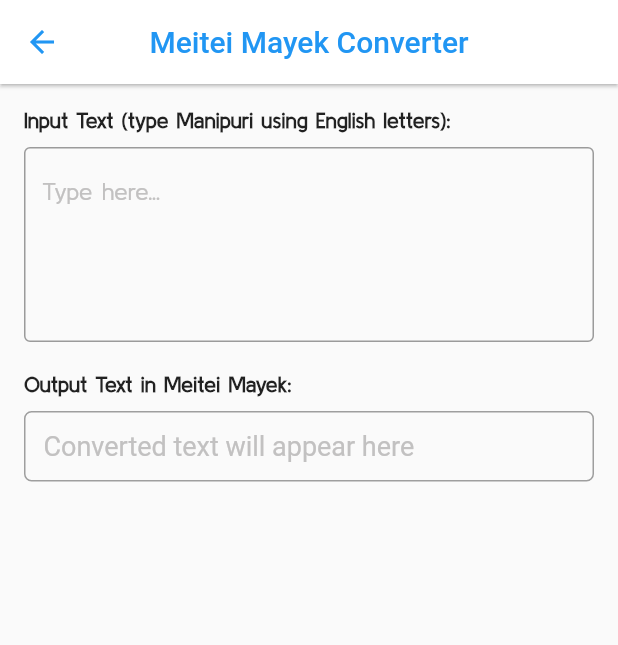
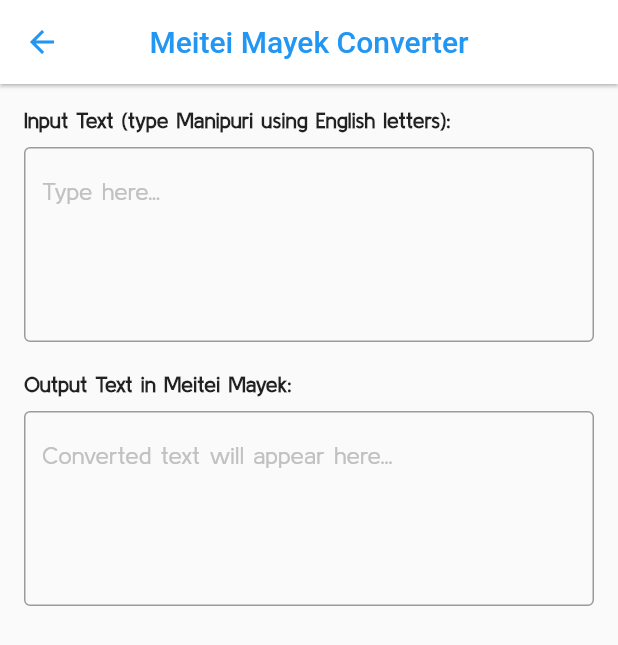
Before and after one commit to SarangAmarjit/translator-ai, a Flutter app: the HomeScreen screen opened directly, after a tap on "Meitei Mayek Transliteration Tool", on a phone screen of 412 x 824 dp. Shown: the top 645 px of the screen. Run offline on Flutter 3.47's test engine with Material 3 defaults, Android fonts, the phone set to English and light mode, and no system bars; our stand-ins replace animated_text_kit, appwrite, cached_network_image, flutter_animate, flutter_tts, get and 6 more; missing offline and left inert: dart_openai, easy_audience_network, gallery_saver_updated, translator; accounts and stored records are empty; Roboto replaces fonts that are missing (MeiteiMayekFont); project files that could hold a hidden picture were left out.

Commit message:
2nd Commit

```diff
--- a/lib/controller/chat_controller.dart
+++ b/lib/controller/chat_controller.dart
@@ -1,8 +1,10 @@
 import 'dart:developer';
+
+import 'package:ai_assistant/controller/meeteimayekcontroler.dart';
 import 'package:ai_assistant/controller/speechservices.dart';
 import 'package:ai_assistant/controller/translate_controller.dart';
+import 'package:flutter/material.dart';
 import 'package:flutter_tts/flutter_tts.dart';
-import 'package:flutter/material.dart';
 import 'package:get/get.dart';
 
 import '../apis/apis.dart';
@@ -43,6 +45,7 @@ class ChatController extends GetxController {
   final SpeechService speechService = Get.find();
   void setchatscreenbool({required bool ischatscreenss}) {
     ischatscreen.value = ischatscreenss;
+    MeeteiMayekController().resetoutput();
   }
 
   void listen({required FlutterTts flutterTts}) async {
--- a/lib/controller/meeteimayekcontroler.dart
+++ b/lib/controller/meeteimayekcontroler.dart
@@ -1,14 +1,16 @@
 import 'dart:developer';
 
 import 'package:ai_assistant/constant/const.dart';
-import 'package:ai_assistant/model/meeteimayek/mapper.dart';
 import 'package:ai_assistant/model/meeteimayek/phonememodel.dart';
 import 'package:ai_assistant/model/meeteimayek/phonemeoutput.dart';
+import 'package:flutter/material.dart';
 import 'package:get/get.dart';
 
 class MeeteiMayekController extends GetxController {
-  String _outputresulttext = '';
-  String get outputresulttext => _outputresulttext;
+  final TextEditingController outputtextcontroller = TextEditingController();
+  void resetoutput() {
+    outputtextcontroller.clear();
+  }
 
   // Existing transliteration method (English to Meetei Mayek)
   String transliterate(String? text) {
@@ -117,9 +119,7 @@ class MeeteiMayekController extends GetxController {
       }
     }
 
-    _outputresulttext = output.join('');
-    log("Tranlated to Enlish result :$_outputresulttext");
-    return _outputresulttext;
+    return output.join('');
   }
 
   String _convertToMMCVC(List<Phoneme> phonemes) {
@@ -192,8 +192,8 @@ class MeeteiMayekController extends GetxController {
       }
     }
 
-    _outputresulttext = output.map((e) => e.getOutput()).join('');
-    update();
+    outputtextcontroller.text = output.map((e) => e.getOutput()).join('');
+
     return output.map((e) => e.getOutput()).join('');
   }
 }
--- a/lib/controller/translate_controller.dart
+++ b/lib/controller/translate_controller.dart
@@ -1,15 +1,11 @@
-import 'dart:convert';
 import 'dart:developer';
 
 import 'package:ai_assistant/controller/chat_controller.dart';
 import 'package:ai_assistant/controller/meeteimayekcontroler.dart';
-
 import 'package:ai_assistant/controller/speechservices.dart';
 import 'package:flutter/material.dart';
 import 'package:flutter_tts/flutter_tts.dart';
 import 'package:get/get.dart';
-import 'package:speech_to_text/speech_to_text.dart';
-import 'package:speech_to_text/speech_to_text.dart' as speechToText;
 
 import '../apis/apis.dart';
 import '../helper/my_dialog.dart';
@@ -22,7 +18,7 @@ class TranslateController extends GetxController {
   final textC = TextEditingController();
   final resultC = TextEditingController();
 
-  final from = ''.obs, to = 'English'.obs;
+  final from = 'Meiteilon (Manipuri)'.obs, to = 'English'.obs;
   final status = Status.none.obs;
 
   final SpeechService speechService = Get.find();
@@ -201,9 +197,6 @@ class TranslateController extends GetxController {
   }
 
   Future<void> googleTranslate() async {
-    if (meeteiMayekController.outputresulttext == 'ꯑꯗꯣꯝ ꯀꯅꯥꯅꯣ') {
-      log('correcccccteddd....');
-    }
     log("finall textc :${textC.text}");
     if (textC.text.trim().isNotEmpty && to.isNotEmpty) {
       status.value = Status.loading;
--- a/lib/model/home_type.dart
+++ b/lib/model/home_type.dart
@@ -41,14 +41,13 @@ extension MyHomeType on HomeType {
         HomeType.aiTranslator => EdgeInsets.zero,
         HomeType.meeteimayek => const EdgeInsets.all(17),
       };
+  VoidCallback onTap(RxBool isdark) {
+    ChatController chatController = Get.put(ChatController());
 
-  //for navigation
-  VoidCallback get onTap {
-    ChatController chatController = Get.put(ChatController());
     return switch (this) {
       HomeType.aiChatBot => () {
           chatController.setchatscreenbool(ischatscreenss: true);
-          Get.to(() => const ChatBotFeature());
+          Get.to(() => const ChatBotFeature()); // Pass the parameter here
         },
       HomeType.aiImage => () {
           Get.to(() => const ImageFeature());
@@ -59,7 +58,9 @@ extension MyHomeType on HomeType {
         },
       HomeType.meeteimayek => () {
           chatController.setchatscreenbool(ischatscreenss: false);
-          Get.to(() => const MeiteiMayekConverter());
+          Get.to(() => MeiteiMayekConverter(
+                isdarkmode: isdark,
+              ));
         },
     };
   }
--- a/lib/screen/feature/meeteimayek.dart
+++ b/lib/screen/feature/meeteimayek.dart
@@ -2,16 +2,11 @@ import 'package:ai_assistant/controller/meeteimayekcontroler.dart';
 import 'package:flutter/material.dart';
 import 'package:get/get.dart';
 
-class MeiteiMayekConverter extends StatefulWidget {
-  const MeiteiMayekConverter({super.key});
+class MeiteiMayekConverter extends StatelessWidget {
+  final RxBool isdarkmode;
+  MeiteiMayekConverter({super.key, required this.isdarkmode});
 
-  @override
-  _MeiteiMayekConverterState createState() => _MeiteiMayekConverterState();
-}
-
-class _MeiteiMayekConverterState extends State<MeiteiMayekConverter> {
   final TextEditingController _controller = TextEditingController();
-  String _outputText = "";
 
   @override
   Widget build(BuildContext context) {
@@ -42,9 +37,7 @@ class _MeiteiMayekConverterState extends State<MeiteiMayekConverter> {
                   hintText: "Type here...",
                 ),
                 onChanged: (text) {
-                  setState(() {
-                    _outputText = mayekController.transliterate(text);
-                  });
+                  mayekController.transliterate(text);
                 },
               ),
               const SizedBox(height: 20),
@@ -53,25 +46,44 @@ class _MeiteiMayekConverterState extends State<MeiteiMayekConverter> {
                 style: TextStyle(fontWeight: FontWeight.bold),
               ),
               const SizedBox(height: 10),
-              Container(
-                width: MediaQuery.of(context).size.width,
-                padding: const EdgeInsets.all(12),
-                decoration: BoxDecoration(
-                  border: Border.all(color: Colors.grey),
-                  borderRadius: BorderRadius.circular(5),
+
+              TextField(
+                minLines: 5,
+                maxLines: null,
+                controller: mayekController.outputtextcontroller,
+                decoration: const InputDecoration(
+                  hintStyle:
+                      TextStyle(color: Color.fromARGB(255, 194, 193, 193)),
+                  border: OutlineInputBorder(),
+                  hintText: "Converted text will appear here...",
                 ),
-                child: Text(
-                  _outputText.isNotEmpty
-                      ? _outputText
-                      : "Converted text will appear here",
-                  style: TextStyle(
-                      fontSize: 18,
-                      fontFamily: 'MeiteiMayekFont',
-                      color: _outputText.isNotEmpty
-                          ? Colors.black
-                          : const Color.fromARGB(255, 194, 193, 193)),
-                ),
+                onChanged: (text) {
+                  mayekController.transliterate(text);
+                },
               ),
+              // Container(
+              //   width: MediaQuery.of(context).size.width,
+              //   padding: const EdgeInsets.all(12),
+              //   decoration: BoxDecoration(
+              //     border: Border.all(color: Colors.grey),
+              //     borderRadius: BorderRadius.circular(5),
+              //   ),
+              //   child: Obx(
+              //     () => Text(
+              //       mayekController.outputresulttext.value.isNotEmpty
+              //           ? mayekController.outputresulttext.value
+              //           : "Converted text will appear here",
+              //       style: TextStyle(
+              //           fontSize: 18,
+              //           fontFamily: 'MeiteiMayekFont',
+              //           color: mayekController.outputresulttext.value.isNotEmpty
+              //               ? isdarkmode.value
+              //                   ? Colors.white
+              //                   : Colors.black
+              //               : const Color.fromARGB(255, 194, 193, 193)),
+              //     ),
+              //   ),
+              // ),
             ],
           ),
         ),
--- a/lib/screen/home_screen.dart
+++ b/lib/screen/home_screen.dart
@@ -2,7 +2,6 @@ import 'package:flutter/material.dart';
 import 'package:flutter/services.dart';
 import 'package:get/get.dart';
 
-import '../helper/ad_helper.dart';
 import '../helper/global.dart';
 import '../helper/pref.dart';
 import '../model/home_type.dart';
@@ -40,7 +39,10 @@ class _HomeScreenState extends State<HomeScreen> {
             _isDarkMode.value ? Colors.black.withOpacity(0.5) : Colors.white,
         //app bar
         appBar: AppBar(
-          title: const Text(appName),
+          title: const Text(
+            appName,
+            style: TextStyle(fontFamily: 'KulimPark'),
+          ),
 
           //
           actions: [
--- a/lib/widget/home_card.dart
+++ b/lib/widget/home_card.dart
@@ -30,7 +30,7 @@ class HomeCard extends StatelessWidget {
             borderRadius: BorderRadius.all(Radius.circular(20))),
         child: InkWell(
           borderRadius: const BorderRadius.all(Radius.circular(20)),
-          onTap: homeType.onTap,
+          onTap: homeType.onTap(isDarkMode),
           child: homeType.leftAlign
               ? Padding(
                   padding:
```
